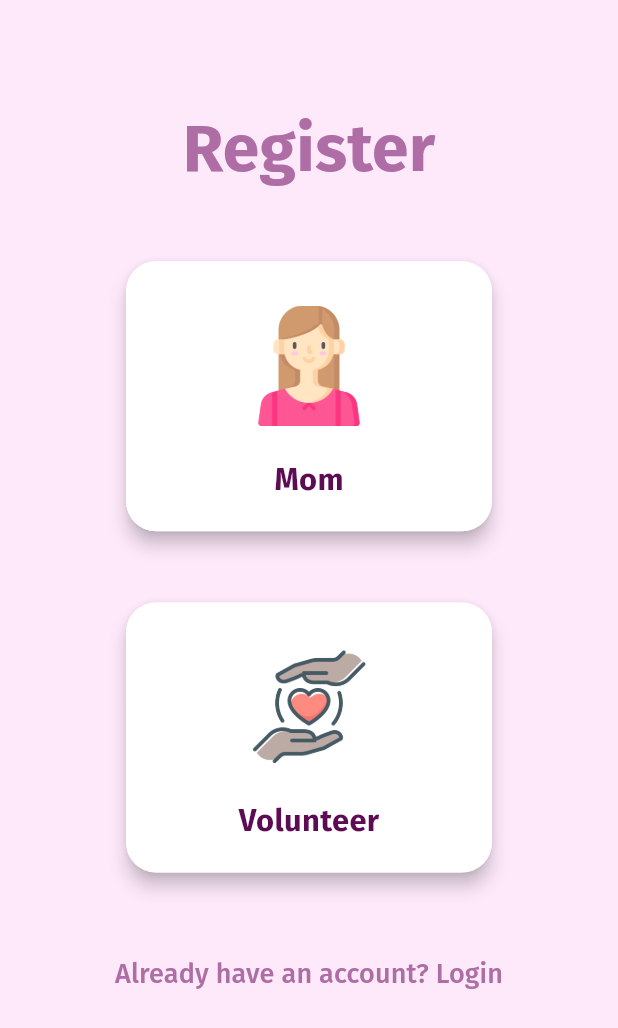
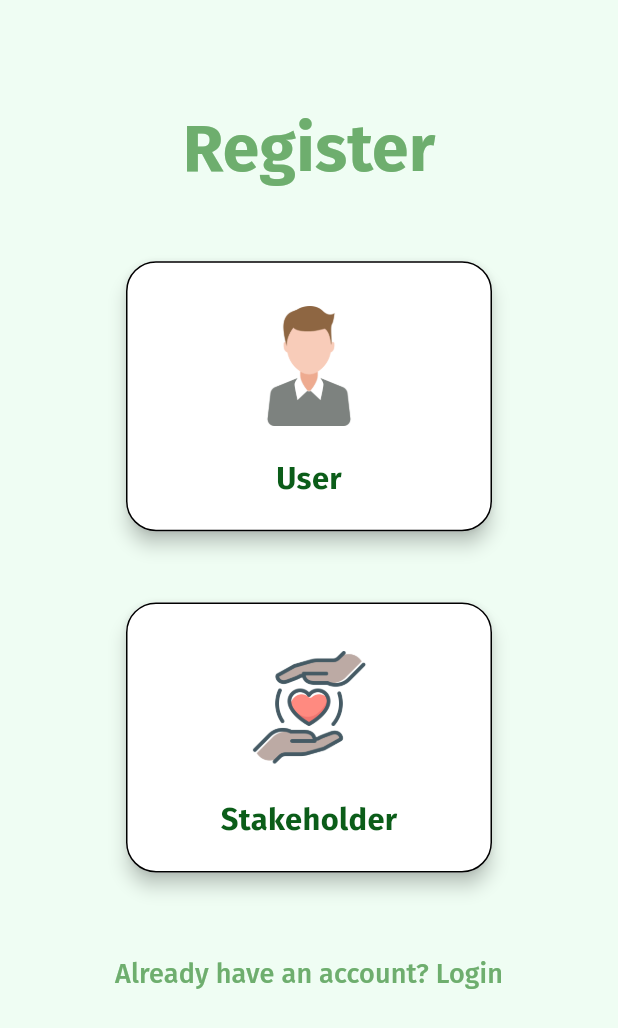
Before and after one commit to ahkharsha/terracred, a Flutter app: the screen it shows after launch, after a tap on "Login", after a tap on "New user? Sign up", on a phone screen of 412 x 824 dp. Shown: the top 1028 px of the screen. Run offline on Flutter 3.47's test engine with Material 3 defaults, Android fonts, the phone set to English and light mode, and no system bars; our stand-ins replace audioplayers, cloud_firestore, contacts_service, curved_labeled_navigation_bar, dotted_border, file_picker and 20 more; missing offline and left inert: any_link_preview, background_sms, basics, flutter_phone_direct_caller, google_gemini; accounts and stored records are empty; generated files the repository leaves out were written again; network calls fail.

Commit message:
add UI theme, login and app icons

```diff
--- a/lib/const/constants.dart
+++ b/lib/const/constants.dart
@@ -29,17 +29,17 @@ const volunteerProfileDefault =
 const musicImageDefault = 'https://media.wired.com/photos/5926df59f3e2356fd800ab80/master/w_1920,c_limit/GettyImages-543338600-S2.jpg';
 
 // Disha's
-Color primaryColor = Color.fromARGB(255, 174, 110, 165);
+Color primaryColor = Color.fromARGB(255, 110, 174, 110);
 // Color textColor = Color.fromARGB(255, 174, 110, 165);
 
 // Harsha's
 // Color primaryColor = Color.fromARGB(255, 158, 59, 144);
 
 // Final
-Color textColor = Color.fromARGB(255, 93, 11, 82);
+Color textColor = Color.fromARGB(255, 11, 93, 25);
 
 // Color appBgColor=Color.fromARGB(255, 252, 213, 246);
-Color appBgColor = Color.fromARGB(255, 254, 233, 251);
+Color appBgColor = Color.fromARGB(255, 239, 253, 243);
 
 Color boxColor = Colors.white;
 
--- a/lib/widgets/register/display_volunteer_register.dart
+++ b/lib/widgets/register/display_volunteer_register.dart
@@ -21,7 +21,8 @@ class DisplayVolunteerRegister extends StatelessWidget {
             width: MediaQuery.of(context).size.width * 0.9,
             decoration: BoxDecoration(
               borderRadius: BorderRadius.circular(20),
-               color: boxColor
+              color: boxColor,
+              border: Border.all(color: Colors.black),
             ),
             child: Padding(
               padding: const EdgeInsets.all(10.0),
@@ -30,8 +31,11 @@ class DisplayVolunteerRegister extends StatelessWidget {
                 children: [
                   Padding(
                     padding: const EdgeInsets.all(10),
-                    child: Image.asset('assets/images/login/volunteer.png',height: 80,
-                                  width: 80,),
+                    child: Image.asset(
+                      'assets/images/login/volunteer.png',
+                      height: 80,
+                      width: 80,
+                    ),
                   ),
                   Center(
                     child: Container(
@@ -43,7 +47,7 @@ class DisplayVolunteerRegister extends StatelessWidget {
                       ),
                       child: Center(
                         child: Text(
-                          'Volunteer',
+                          'Stakeholder',
                           style: TextStyle(
                             color: textColor,
                             fontWeight: FontWeight.bold,
--- a/lib/widgets/register/display_wife_register.dart
+++ b/lib/widgets/register/display_wife_register.dart
@@ -21,7 +21,8 @@ class DisplayWifeRegister extends StatelessWidget {
             width: MediaQuery.of(context).size.width * 0.9,
             decoration: BoxDecoration(
               borderRadius: BorderRadius.circular(20),
-             color: boxColor
+              color: boxColor,
+              border: Border.all(color: Colors.black),
             ),
             child: Padding(
               padding: const EdgeInsets.all(10.0),
@@ -30,8 +31,11 @@ class DisplayWifeRegister extends StatelessWidget {
                 children: [
                   Padding(
                     padding: const EdgeInsets.all(10),
-                    child: Image.asset('assets/images/login/wife.png',height: 80,
-                                  width: 80,),
+                    child: Image.asset(
+                      'assets/images/login/wife.png',
+                      height: 80,
+                      width: 80,
+                    ),
                   ),
                   Center(
                     child: Container(
@@ -43,9 +47,9 @@ class DisplayWifeRegister extends StatelessWidget {
                       ),
                       child: Center(
                         child: Text(
-                          'Mom',
+                          'User',
                           style: TextStyle(
-                            color:textColor,
+                            color: textColor,
                             fontWeight: FontWeight.bold,
                             fontSize: MediaQuery.of(context).size.width * 0.05,
                           ),
```
Also changed, not shown: assets/app_icon/app_icon.png, assets/app_icon/app_icon_foreground.png, assets/images/login/login_logo.png, assets/images/login/logo.png, assets/images/login/wife.png, 33 other files.
